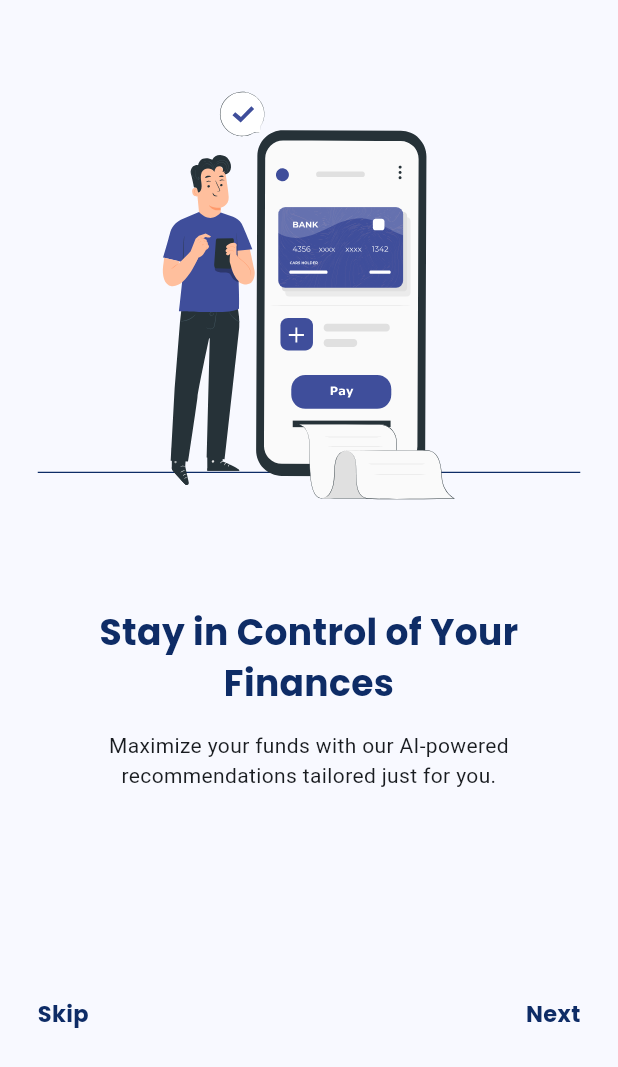
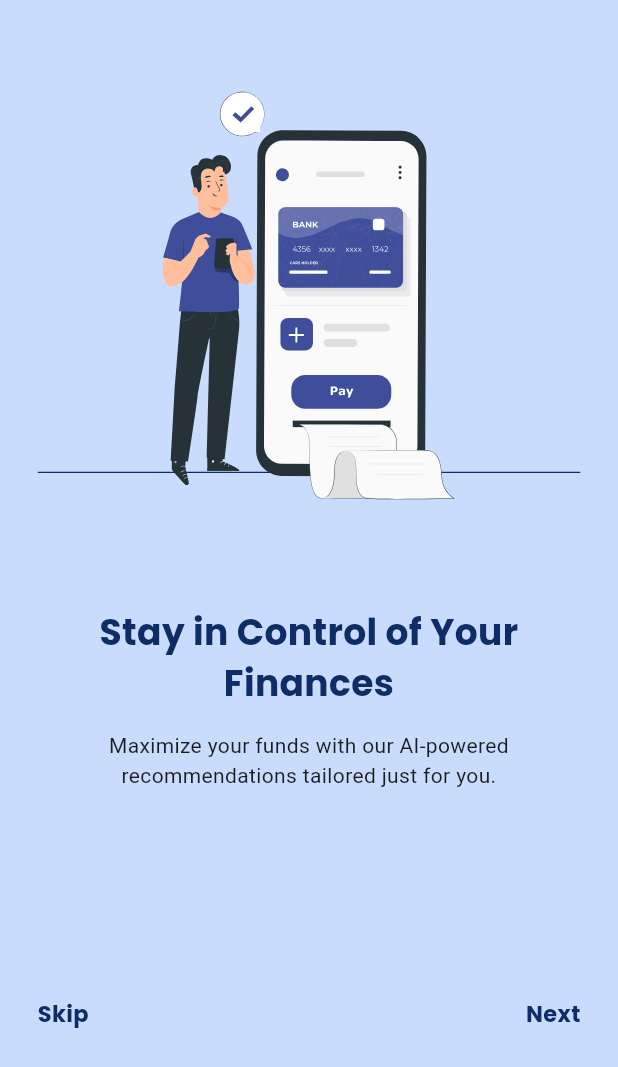
Before and after one commit to hngx-org/personal-finance-advisor, a Flutter app: the FirstScreen screen opened directly, after a tap on "Next", on a phone screen of 412 x 824 dp. Shown: the top 1067 px of the screen. Run offline on Flutter 3.47's test engine with Material 2 defaults, Android fonts, the phone set to English and light mode, and no system bars; our stand-ins replace animated_splash_screen, cached_network_image, flutter_svg, fluttertoast; missing offline and left inert: hng_authentication; Roboto replaces fonts that are missing (Nunito Sans).

Commit message:
onboarding

```diff
--- a/lib/src/features/onboarding/first_screen.dart
+++ b/lib/src/features/onboarding/first_screen.dart
@@ -10,6 +10,7 @@ class FirstScreen extends StatelessWidget {
   @override
   Widget build(BuildContext context) {
     return Scaffold(
+      backgroundColor: Color.fromARGB(255, 202, 220, 253),
       body: SafeArea(
         child: Padding(
           padding: const EdgeInsets.symmetric(horizontal: 25),
--- a/lib/src/features/onboarding/forth_screen.dart
+++ b/lib/src/features/onboarding/forth_screen.dart
@@ -9,6 +9,7 @@ class ForthScreen extends StatelessWidget {
   @override
   Widget build(BuildContext context) {
     return Scaffold(
+      backgroundColor: Color.fromARGB(255, 202, 220, 253),
       body: SafeArea(
         child: Padding(
           padding: const EdgeInsets.symmetric(horizontal: 25),
--- a/lib/src/features/onboarding/second_screen.dart
+++ b/lib/src/features/onboarding/second_screen.dart
@@ -10,6 +10,7 @@ class SecondScreen extends StatelessWidget {
   @override
   Widget build(BuildContext context) {
     return Scaffold(
+      backgroundColor: Color.fromARGB(255, 202, 220, 253),
       body: SafeArea(
         child: Padding(
           padding: const EdgeInsets.symmetric(horizontal: 25),
--- a/lib/src/features/onboarding/third_screen.dart
+++ b/lib/src/features/onboarding/third_screen.dart
@@ -10,6 +10,7 @@ class ThirdScreen extends StatelessWidget {
   @override
   Widget build(BuildContext context) {
     return Scaffold(
+      backgroundColor: Color.fromARGB(255, 202, 220, 253),
       body: SafeArea(
         child: Padding(
           padding: const EdgeInsets.symmetric(horizontal: 25),
```
